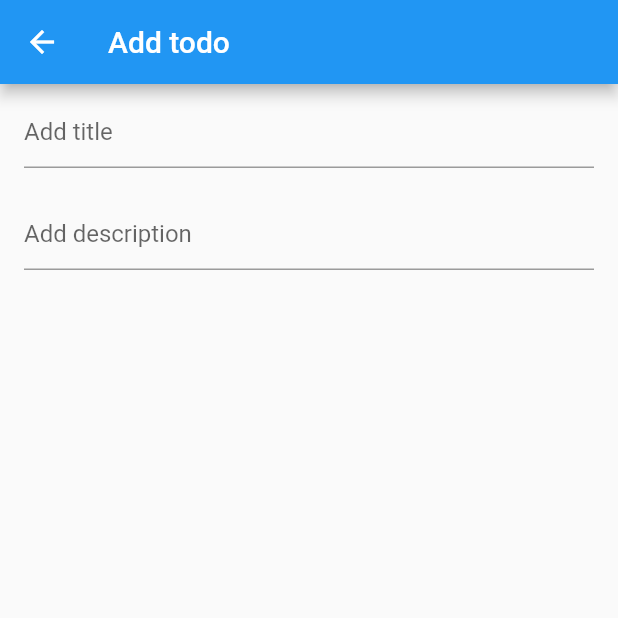
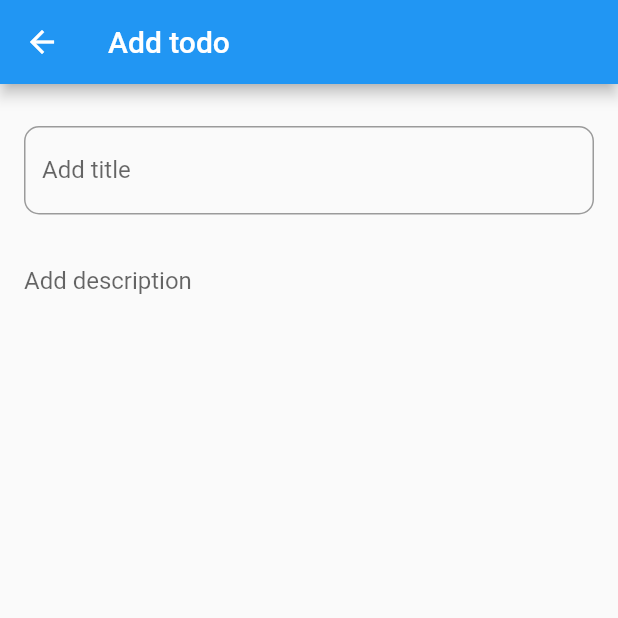
Before and after one commit to philipokumu/todo_notepad, a Flutter app: the AddTask screen opened directly, on a phone screen of 412 x 824 dp, the top half of it. Run offline on Flutter 3.47's test engine with Material 2 defaults, Android fonts, the phone set to English and light mode, and no system bars.

Commit message:
Added fancy border on title formfield

```diff
--- a/lib/screens/add_task.dart
+++ b/lib/screens/add_task.dart
@@ -28,8 +28,13 @@ class _AddTaskState extends State<AddTask> {
                       horizontal: 16.0, vertical: 8.0),
                   child: Column(
                     children: [
+                      SizedBox(height: 20.0),
                       TextFormField(
-                        decoration: InputDecoration(hintText: 'Add title'),
+                        decoration: InputDecoration(
+                          labelText: 'Add title',
+                          border: OutlineInputBorder(
+                              borderRadius: BorderRadius.circular(10.0)),
+                        ),
                         validator: (val) =>
                             val.isEmpty ? 'Enter a title' : null,
                         onSaved: (val) {
@@ -41,8 +46,10 @@ class _AddTaskState extends State<AddTask> {
                       TextFormField(
                         maxLines: null,
                         keyboardType: TextInputType.multiline,
-                        decoration:
-                            InputDecoration(hintText: 'Add description'),
+                        decoration: InputDecoration(
+                            hintText: 'Add description',
+                            border: InputBorder.none,
+                            focusedBorder: InputBorder.none),
                         validator: (val) =>
                             val.isEmpty ? 'Enter a title' : null,
                         onSaved: (val) {
```
